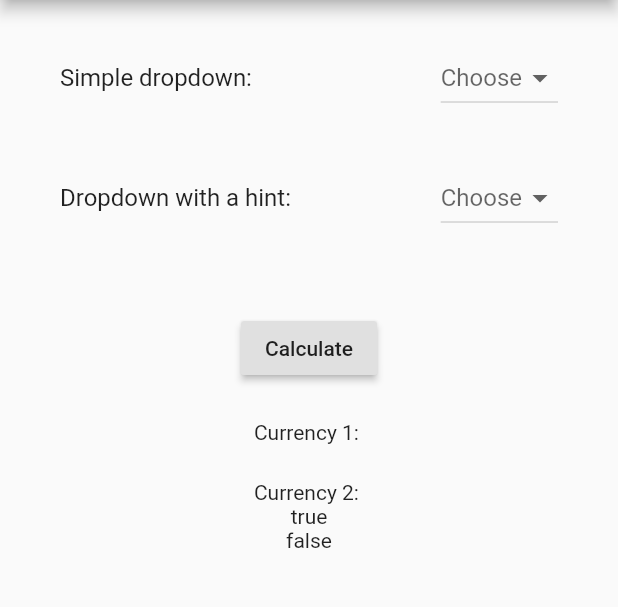
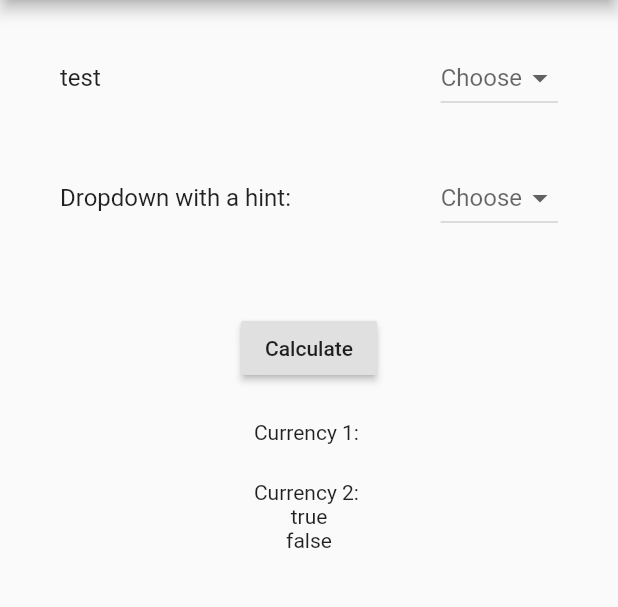
Before and after one commit to jltimm/inflation-calculator, a Flutter app: the screen it shows after launch, on a phone screen of 412 x 824 dp, the part 84-691 px from its top. Run offline on Flutter 3.47's test engine with Material 2 defaults, Android fonts, the phone set to English and light mode, and no system bars.

Commit message:
dropdown can now take vars

```diff
--- a/lib/dropdown.dart
+++ b/lib/dropdown.dart
@@ -3,7 +3,9 @@ import 'package:flutter/material.dart';
 final dropdownKey = new GlobalKey<DropdownWidgetState>();
 
 class DropdownWidget extends StatefulWidget {
-  DropdownWidget({ Key dropdownKey }) : super(key: dropdownKey);
+  final String label1;
+  final String label2;
+  DropdownWidget({ Key dropdownKey, this.label1, this.label2 }) : super(key: dropdownKey);
   DropdownWidgetState createState() => new DropdownWidgetState();
 }
 
@@ -15,7 +17,7 @@ class DropdownWidgetState extends State<DropdownWidget> {
 
   Widget simpleDropdown() {
     return new ListTile(
-      title: const Text('Simple dropdown:'),
+      title: new Text(widget.label1.toString()),
       trailing: new DropdownButton<String>(
         value: _dropdown1Value,
         hint: const Text('Choose'),
--- a/lib/main.dart
+++ b/lib/main.dart
@@ -10,7 +10,7 @@ class MyApp extends StatelessWidget {
   @override
   Widget build(BuildContext context) {
 
-    Widget dropDownSection = new DropdownWidget(dropdownKey: dropdownKey);
+    Widget dropDownSection = new DropdownWidget(dropdownKey: dropdownKey, label1: "test", label2: "test2",);
     Widget textEditSection = new TextWidget();
 
     return new MaterialApp(
```
